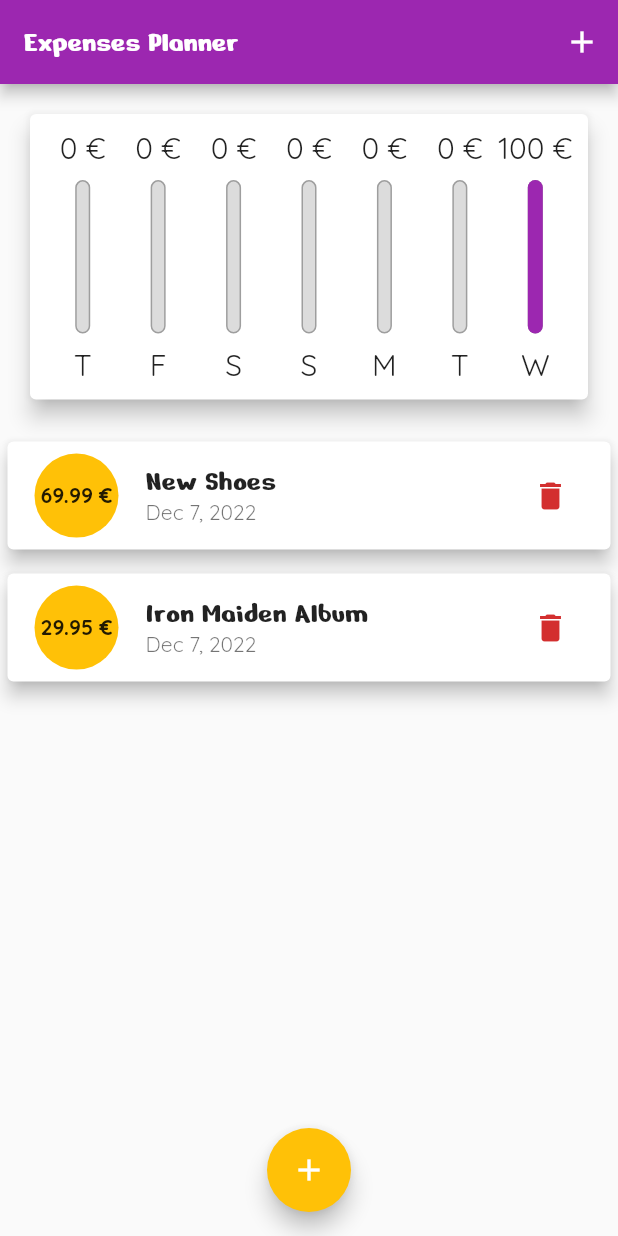
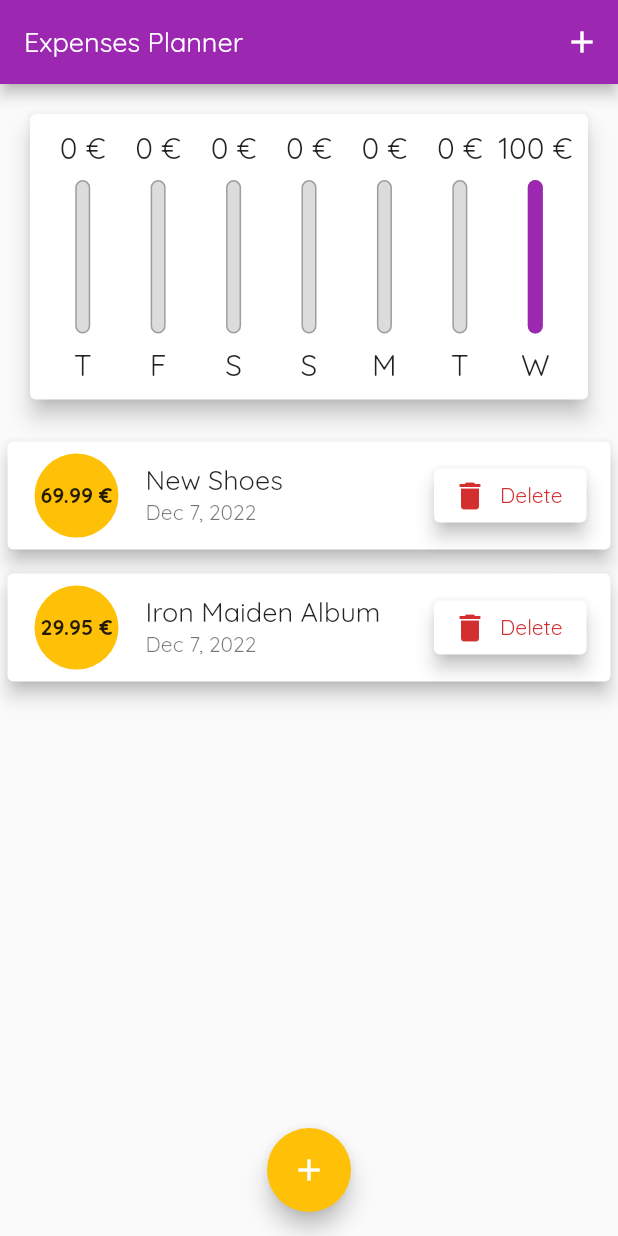
Before and after one commit to CyrilPonsan/flutter_complete_guide_2, a Flutter app: the screen it shows after launch, on a phone screen of 412 x 824 dp. Run offline on Flutter 3.47's test engine with Material 2 defaults, Android fonts, the phone set to English and light mode, and no system bars.

```diff
--- a/lib/main.dart
+++ b/lib/main.dart
@@ -1,3 +1,5 @@
+import 'dart:io';
+import 'package:flutter/cupertino.dart';
 import 'package:flutter/material.dart';
 
 import 'widgets/chart.dart';
@@ -26,7 +28,8 @@ class MyApp extends StatelessWidget {
               .copyWith(secondary: Colors.amber),
           fontFamily: 'Quicksand',
           appBarTheme: const AppBarTheme(
-              titleTextStyle: TextStyle(fontFamily: 'NerkoOne', fontSize: 20))),
+              titleTextStyle:
+                  TextStyle(fontFamily: 'Quicksand', fontSize: 18))),
       home: const MyHomePage(title: 'Expenses Planner'),
     );
   }
@@ -96,8 +99,8 @@ class _MyHomePageState extends State<MyHomePage> {
 
   @override
   Widget build(BuildContext context) {
-    final isLandscape =
-        MediaQuery.of(context).orientation == Orientation.landscape;
+    final mediaQuery = MediaQuery.of(context);
+    final isLandscape = mediaQuery.orientation == Orientation.landscape;
     final appBar = AppBar(
       title: Text(widget.title),
       actions: [
@@ -107,20 +110,16 @@ class _MyHomePageState extends State<MyHomePage> {
       ],
     );
     final txListWidget = SizedBox(
-      height: (MediaQuery.of(context).size.height -
+      height: (mediaQuery.size.height -
               appBar.preferredSize.height -
-              MediaQuery.of(context).padding.top) *
+              mediaQuery.padding.top) *
           .7,
       child: TransactionList(
         transactions: _userTransactions,
         deleteTransaction: _deleteTransaction,
       ),
     );
-
-    return Scaffold(
-      resizeToAvoidBottomInset: false,
-      appBar: appBar,
-      body: SingleChildScrollView(
+    final pageBody = SingleChildScrollView(
       child: Column(
         children: [
           if (isLandscape)
@@ -128,7 +127,7 @@ class _MyHomePageState extends State<MyHomePage> {
               mainAxisAlignment: MainAxisAlignment.center,
               children: [
                 const Text('Show Chart'),
-                  Switch(
+                Switch.adaptive(
                     value: _showChart,
                     onChanged: (value) {
                       setState(() {
@@ -139,26 +138,39 @@ class _MyHomePageState extends State<MyHomePage> {
             ),
           if (!isLandscape)
             SizedBox(
-                  height: (MediaQuery.of(context).size.height -
+                height: (mediaQuery.size.height -
                         appBar.preferredSize.height -
-                          MediaQuery.of(context).padding.top) *
+                        mediaQuery.padding.top) *
                     .3,
                 child: Chart(recentTransactions: _recentTransactions)),
           if (!isLandscape) txListWidget,
           if (isLandscape)
             _showChart
                 ? SizedBox(
-                      height: (MediaQuery.of(context).size.height -
+                    height: (mediaQuery.size.height -
                             appBar.preferredSize.height -
-                              MediaQuery.of(context).padding.top) *
+                            mediaQuery.padding.top) *
                         .7,
                     child: Chart(recentTransactions: _recentTransactions))
                 : txListWidget
         ],
       ),
-      ),
-      floatingActionButtonLocation: FloatingActionButtonLocation.centerFloat,
-      floatingActionButton: FloatingActionButton(
+    );
+
+    return Platform.isIOS
+        ? CupertinoPageScaffold(
+            navigationBar: appBar,
+            child: pageBody,
+          )
+        : Scaffold(
+            resizeToAvoidBottomInset: false,
+            appBar: appBar,
+            body: pageBody,
+            floatingActionButtonLocation:
+                FloatingActionButtonLocation.centerFloat,
+            floatingActionButton: Platform.isIOS
+                ? const SizedBox()
+                : FloatingActionButton(
                     child: const Icon(Icons.add),
                     onPressed: () => _startAddNewTransaction(context),
                   ),
--- a/lib/widgets/transaction_list.dart
+++ b/lib/widgets/transaction_list.dart
@@ -60,11 +60,28 @@ class TransactionList extends StatelessWidget {
                   ),
                   subtitle:
                       Text(DateFormat.yMMMd().format(transactions[index].date)),
-                  trailing: IconButton(
-                    onPressed: () => deleteTransaction(transactions[index].id),
-                    icon: const Icon(Icons.delete),
-                    color: Theme.of(context).colorScheme.error,
-                  ),
+                  trailing: MediaQuery.of(context).size.width > 360
+                      ? ElevatedButton.icon(
+                          style: ElevatedButton.styleFrom(
+                              elevation: 5, backgroundColor: Colors.white),
+                          onPressed: () =>
+                              deleteTransaction(transactions[index].id),
+                          icon: Icon(
+                            Icons.delete,
+                            color: Theme.of(context).colorScheme.error,
+                          ),
+                          label: Text(
+                            'Delete',
+                            style: TextStyle(
+                                fontSize: 14,
+                                color: Theme.of(context).colorScheme.error),
+                          ))
+                      : IconButton(
+                          onPressed: () =>
+                              deleteTransaction(transactions[index].id),
+                          icon: const Icon(Icons.delete),
+                          color: Theme.of(context).colorScheme.error,
+                        ),
                 ),
               );
             },
```
Lines whose indentation alone changed are shown as unchanged.
